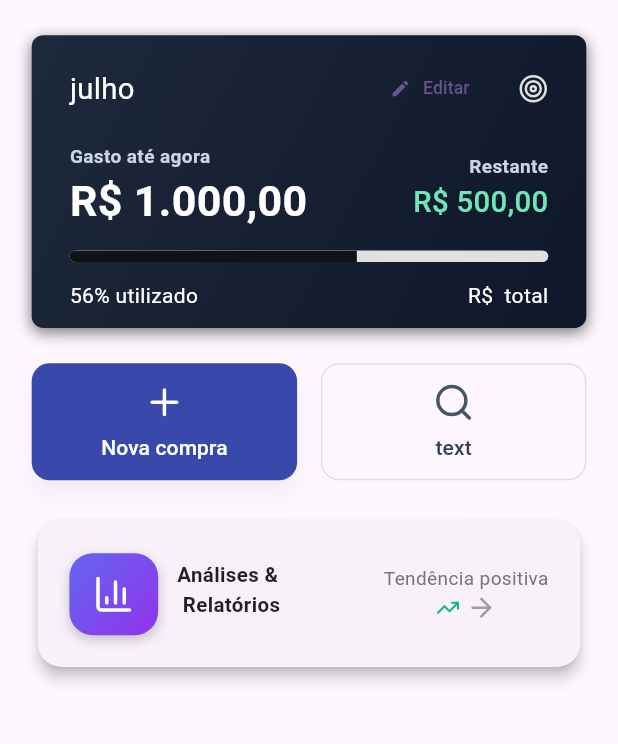
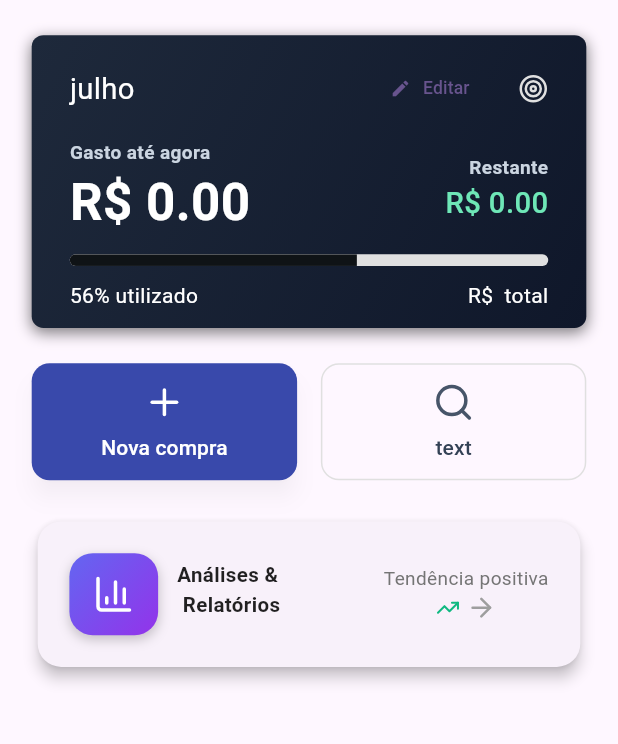
Before and after one commit to douglasdodo1/Kompri, a Flutter app: the screen it shows after launch, after a tap on "Definir orçamento", on a phone screen of 412 x 824 dp, the part 84-828 px from its top. Run offline on Flutter 3.47's test engine with Material 3 defaults, Android fonts, the phone set to English and light mode, and no system bars; our stand-ins replace flutter_bloc, flutter_screenutil, get_it, lucide_icons, shared_preferences.

Commit message:
feat: usar apenas model e entidade, tirar o mock de valorTotal e valor restante

```diff
--- /dev/null
+++ b/frontend/lib/core/utils/diferenca.dart
@@ -0,0 +1,12 @@
+String calcularDiferenca(String? valor1, String? valor2) {
+  if (valor1 == null || valor2 == null || valor1.isEmpty || valor2.isEmpty) {
+    return '0.00';
+  }
+
+  final double v1 = double.tryParse(valor1.replaceAll(',', '.')) ?? 0.0;
+  final double v2 = double.tryParse(valor2.replaceAll(',', '.')) ?? 0.0;
+
+  final double diff = v1 - v2;
+
+  return diff.toStringAsFixed(2);
+}
--- a/frontend/lib/data/compras/dtos/compras_dto.dart
+++ /dev/null
@@ -1,48 +0,0 @@
-import 'package:frontend/data/instituicoes/dtos/instituicao_dto.dart';
-
-class ComprasDTO {
-  int id;
-  String status;
-  double valorTotal;
-  double valorEstimado;
-  int qtdItens;
-  String usuarioCpf;
-  InstituicaoDTO instituicao;
-
-  ComprasDTO({
-    required this.id,
-    required this.status,
-    required this.valorTotal,
-    required this.valorEstimado,
-    required this.qtdItens,
-    required this.usuarioCpf,
-    required this.instituicao,
-  });
-
-  factory ComprasDTO.fromJson(Map<String, dynamic> json) {
-    return ComprasDTO(
-      id: json['id'],
-      status: json['status'],
-      valorTotal: json['valorTotal'],
-      valorEstimado: json['valorEstimado'],
-      qtdItens: json['qtdItens'],
-      usuarioCpf: json['usuarioCpf'],
-      instituicao: InstituicaoDTO.fromJson(json['instituicao']),
-    );
-  }
-
-  Map<String, dynamic> toJson() => <String, dynamic>{
-    'id': id,
-    'status': status,
-    'valorTotal': valorTotal,
-    'valorEstimado': valorEstimado,
-    'qtdItens': qtdItens,
-    'usuarioCpf': usuarioCpf,
-    'instituicao': instituicao.toJson(),
-  };
-
-  @override
-  toString() {
-    return 'ComprasDTO(id: $id, status: $status, valorTotal: $valorTotal, valorEstimado: $valorEstimado, qtdItens: $qtdItens, usuarioCpf: $usuarioCpf, instituicao: $instituicao)';
-  }
-}
--- a/frontend/lib/data/instituicoes/models/instituicao_model.dart
+++ b/frontend/lib/data/instituicoes/models/instituicao_model.dart
@@ -11,6 +11,10 @@ class InstituicaoModel {
     return InstituicaoModel(dto.id, dto.nome);
   }
 
+  factory InstituicaoModel.fromJson(Map<String, dynamic> json) {
+    return InstituicaoModel(json['id'], json['nome']);
+  }
+
   Map<String, dynamic> toJson() => <String, dynamic>{'id': id, 'nome': nome};
 
   InstituicaoEntity toEntity() {
--- a/frontend/lib/domain/compras/entities/compras_entity.dart
+++ b/frontend/lib/domain/compras/entities/compras_entity.dart
@@ -2,9 +2,9 @@ import 'package:frontend/data/compras/models/compras_model.dart';
 import 'package:frontend/domain/instituicoes/entities/instituicao_entity.dart';
 
 class ComprasEntity {
-  final int id;
+  final int? id;
   final String status;
-  final double valorTotal;
+  final String valorTotal;
   final String valorEstimado;
   final int qtdItens;
   final String usuarioCpf;
@@ -22,13 +22,33 @@ class ComprasEntity {
 
   ComprasModel toModel() {
     return ComprasModel(
-      id,
+      id ?? -1,
       status,
-      valorTotal,
-      double.tryParse(valorEstimado) ?? 0.0,
+      double.tryParse(valorTotal) ?? 0.00,
+      double.tryParse(valorEstimado) ?? 0.00,
       qtdItens,
       usuarioCpf,
       instituicao.toModel(),
+    );
+  }
+
+  ComprasEntity copyWith({
+    int? id,
+    String? status,
+    String? valorTotal,
+    String? valorEstimado,
+    int? qtdItens,
+    String? usuarioCpf,
+    InstituicaoEntity? instituicao,
+  }) {
+    return ComprasEntity(
+      id: id ?? this.id,
+      status: status ?? this.status,
+      valorTotal: valorTotal ?? this.valorTotal,
+      valorEstimado: valorEstimado ?? this.valorEstimado,
+      qtdItens: qtdItens ?? this.qtdItens,
+      usuarioCpf: usuarioCpf ?? this.usuarioCpf,
+      instituicao: instituicao ?? this.instituicao,
     );
   }
 
--- a/frontend/lib/domain/compras/repositories/compras_repository.dart
+++ b/frontend/lib/domain/compras/repositories/compras_repository.dart
@@ -1,63 +1,9 @@
-import 'dart:convert';
+import 'package:frontend/domain/compras/entities/compras_entity.dart';
 
-import 'package:frontend/data/compras/dtos/compras_dto.dart';
-import 'package:frontend/data/compras/models/compras_model.dart';
-import 'package:frontend/domain/compras/entities/compras_entity.dart';
-import 'package:frontend/domain/instituicoes/entities/instituicao_entity.dart';
-import 'package:frontend/services/shared_preferences_service.dart';
-
-class ComprasRepository {
-  Future<void> buscarComprasRecentes() async {}
-  Future<void> buscarCompras() async {
-    final prefs = await SharedPreferencesService.getInstance();
-    final value = prefs.getData('valorEstimado') ?? 0;
-    return null;
-  }
-
-  Future<void> criarCompra(ComprasEntity compra) async {
-    final prefs = await SharedPreferencesService.getInstance();
-    ComprasModel comprasModel = compra.toModel();
-    final jsonString = jsonEncode(comprasModel.toJson());
-    await prefs.saveData('compra', jsonString);
-  }
-
-  Future<ComprasEntity> buscarCompraRecente() async {
-    final prefs = await SharedPreferencesService.getInstance();
-    final jsonString = prefs.getData('compra');
-    if (jsonString == null) {
-      return ComprasEntity(
-        id: -1,
-        status: '',
-        valorTotal: 0,
-        valorEstimado: '0',
-        qtdItens: 0,
-        usuarioCpf: '',
-        instituicao: InstituicaoEntity(id: -1, nome: ''),
-      );
-    }
-
-    final jsonMap = jsonDecode(jsonString);
-    final ComprasDTO comprasDTO = ComprasDTO.fromJson(jsonMap);
-    final ComprasModel comprasModel = ComprasModel.fromJDto(comprasDTO);
-    final ComprasEntity compra = comprasModel.toEntity();
-    return compra;
-  }
-
-  Future<void> atualizarValorEstimado(String novoValorEstimado) async {
-    final prefs = await SharedPreferencesService.getInstance();
-
-    dynamic jsonString = prefs.getData('compra');
-    if (jsonString == null) {
-      return;
-    }
-
-    Map<String, dynamic> jsonMap = jsonDecode(jsonString);
-
-    jsonMap['valorEstimado'] = novoValorEstimado;
-
-    final ComprasDTO compraAtualizadaDTO = ComprasDTO.fromJson(jsonMap);
-
-    final updatedJsonString = jsonEncode(compraAtualizadaDTO.toJson());
-    await prefs.saveData('compra', updatedJsonString);
-  }
+abstract class ComprasRepository {
+  Future<void> buscarComprasRecentes();
+  Future<void> buscarCompras();
+  Future<void> criarCompra(ComprasEntity compra);
+  Future<ComprasEntity> buscarCompraRecente();
+  Future<ComprasEntity> atualizarCompra(ComprasEntity compra);
 }
--- a/frontend/lib/main.dart
+++ b/frontend/lib/main.dart
@@ -2,11 +2,12 @@ import 'package:flutter/material.dart';
 import 'package:flutter_screenutil/flutter_screenutil.dart';
 import 'package:frontend/presentation/compras/pages/compras_page.dart';
 import 'package:intl/date_symbol_data_local.dart';
+import 'package:frontend/services/injection_container.dart' as di;
 
 void main() async {
   WidgetsFlutterBinding.ensureInitialized();
   await initializeDateFormatting('pt_BR', null);
-
+  await di.init();
   runApp(const MyApp());
 }
 
--- a/frontend/lib/presentation/compras/bloc/compras_event.dart
+++ b/frontend/lib/presentation/compras/bloc/compras_event.dart
@@ -20,6 +20,11 @@ class AtualizarValorEstimado extends ComprasEvent {
   AtualizarValorEstimado(this.valorEstimado);
 }
 
+class AtualizarCompra extends ComprasEvent {
+  final ComprasEntity compra;
+  AtualizarCompra(this.compra);
+}
+
 class BuscarCompraRecente extends ComprasEvent {
   BuscarCompraRecente();
 }
--- a/frontend/lib/presentation/compras/pages/compras_page.dart
+++ b/frontend/lib/presentation/compras/pages/compras_page.dart
@@ -3,10 +3,10 @@ import 'package:flutter_bloc/flutter_bloc.dart';
 import 'package:flutter_screenutil/flutter_screenutil.dart';
 import 'package:frontend/presentation/compras/bloc/compras_bloc.dart';
 import 'package:frontend/presentation/compras/bloc/compras_event.dart';
-import 'package:frontend/domain/compras/repositories/compras_repository.dart';
 import 'package:frontend/presentation/compras/widgets/analysis_widget.dart';
 import 'package:frontend/presentation/compras/widgets/spent_progress_widget.dart';
 import 'package:frontend/presentation/compras/widgets/welcome_widget.dart';
+import 'package:frontend/services/injection_container.dart';
 import 'package:lucide_icons/lucide_icons.dart';
 
 class ComprasPage extends StatelessWidget {
@@ -15,14 +15,14 @@ class ComprasPage extends StatelessWidget {
   @override
   Widget build(BuildContext context) {
     return BlocProvider(
-      create: (_) => ComprasBloc(ComprasRepository())..add(CarregarCompra()),
+      create: (_) => sl<ComprasBloc>()..add(CarregarCompra()),
       child: const _ComprasView(),
     );
   }
 }
 
 class _ComprasView extends StatefulWidget {
-  const _ComprasView({super.key});
+  const _ComprasView();
 
   @override
   State<_ComprasView> createState() => _ComprasViewState();
--- a/frontend/lib/presentation/compras/widgets/spent_progress_widget.dart
+++ b/frontend/lib/presentation/compras/widgets/spent_progress_widget.dart
@@ -1,14 +1,13 @@
-import 'dart:ui'; // Para FontFeature
 import 'package:flutter/material.dart';
 import 'package:flutter/services.dart';
 import 'package:flutter_bloc/flutter_bloc.dart';
 import 'package:flutter_screenutil/flutter_screenutil.dart';
+import 'package:frontend/core/utils/diferenca.dart';
 import 'package:frontend/domain/compras/entities/compras_entity.dart';
 import 'package:frontend/presentation/compras/bloc/compras_bloc.dart';
 import 'package:frontend/presentation/compras/bloc/compras_event.dart';
 import 'package:frontend/presentation/compras/bloc/compras_state.dart';
 import 'package:frontend/core/utils/format_to_cash.dart';
-import 'package:frontend/core/utils/set_spents.dart';
 import 'package:lucide_icons/lucide_icons.dart';
 import 'package:intl/intl.dart';
 
@@ -21,6 +20,7 @@ class SpentProgressWidget extends StatefulWidget {
 
 class _SpentProgressWidgetState extends State<SpentProgressWidget> {
   final TextEditingController _controller = TextEditingController();
+
   bool isEditing = false;
 
   @override
@@ -57,10 +57,8 @@ class _SpentProgressWidgetState extends State<SpentProgressWidget> {
         }
       },
       builder: (context, state) {
-        final compra = state.compra;
-        final valorEstimado = compra?.valorEstimado ?? '0.00';
-
-        print('Valor Estimado: $valorEstimado');
+        final ComprasEntity? compra = state.compra;
+        final String valorEstimado = compra?.valorEstimado ?? '0.00';
 
         return GestureDetector(
           onTapDown: (_) => FocusScope.of(context).unfocus(),
@@ -80,7 +78,7 @@ class _SpentProgressWidgetState extends State<SpentProgressWidget> {
                 ),
                 boxShadow: [
                   BoxShadow(
-                    color: Colors.black.withOpacity(0.5),
+                    color: Colors.black.withValues(alpha: 0.5),
                     blurRadius: 8.r,
                     offset: const Offset(0, 3),
                   ),
@@ -90,7 +88,6 @@ class _SpentProgressWidgetState extends State<SpentProgressWidget> {
               child: Column(
                 mainAxisAlignment: MainAxisAlignment.spaceBetween,
                 children: [
-                  // Cabeçalho com mês e botão de editar
                   Row(
                     mainAxisAlignment: MainAxisAlignment.spaceBetween,
                     children: [
@@ -124,7 +121,6 @@ class _SpentProgressWidgetState extends State<SpentProgressWidget> {
                     ],
                   ),
 
-                  // Valores de gasto e restante (fixos no exemplo)
                   Row(
                     mainAxisAlignment: MainAxisAlignment.spaceBetween,
                     children: [
@@ -141,17 +137,15 @@ class _SpentProgressWidgetState extends State<SpentProgressWidget> {
                           ),
                           SizedBox(
                             width: 150.w,
-                            child: FittedBox(
                             child: Text(
-                                'R\$ 1.000,00',
+                              'R\$ ${compra?.valorTotal ?? '0.000'}',
                               style: TextStyle(
-                                  fontSize: 32.sp,
+                                fontSize: 35.sp,
                                 color: Colors.white,
                                 fontWeight: FontWeight.w600,
                                 fontFeatures: const [
                                   FontFeature.tabularFigures(),
                                 ],
-                                ),
                               ),
                             ),
                           ),
@@ -169,7 +163,7 @@ class _SpentProgressWidgetState extends State<SpentProgressWidget> {
                             ),
                           ),
                           Text(
-                            'R\$ 500,00',
+                            'R\$ ${calcularDiferenca(compra?.valorTotal, compra?.valorEstimado)}',
                             style: TextStyle(
                               fontSize: 20.sp,
                               color: const Color(0xFF6EE7B7),
@@ -184,7 +178,6 @@ class _SpentProgressWidgetState extends State<SpentProgressWidget> {
                     ],
                   ),
 
-                  // Barra de progresso
                   Container(
                     height: 8.h,
                     decoration: BoxDecoration(
@@ -203,7 +196,6 @@ class _SpentProgressWidgetState extends State<SpentProgressWidget> {
                     ),
                   ),
 
-                  // Linha final: exibe texto ou TextField para editar estimativa
                   Row(
                     mainAxisAlignment: MainAxisAlignment.spaceBetween,
                     children: [
@@ -240,14 +232,15 @@ class _SpentProgressWidgetState extends State<SpentProgressWidget> {
                               ),
                             ),
                             onSubmitted: (value) {
-                              final novo =
-                                  double.tryParse(
-                                    value.replaceAll(RegExp(r'[^0-9]'), ''),
-                                  ) ??
-                                  0.0;
+                              final novaCompra = compra?.copyWith(
+                                valorEstimado: value,
+                              );
+
+                              if (novaCompra != null) {
                                 context.read<ComprasBloc>().add(
-                                AtualizarValorEstimado(novo as String),
+                                  AtualizarCompra(novaCompra),
                                 );
+                              }
                               _toggleEdit(valorEstimado);
                             },
                           ),
--- a/frontend/lib/presentation/compras/widgets/welcome_widget.dart
+++ b/frontend/lib/presentation/compras/widgets/welcome_widget.dart
@@ -3,7 +3,6 @@ import 'package:flutter/services.dart';
 import 'package:flutter_bloc/flutter_bloc.dart';
 import 'package:flutter_screenutil/flutter_screenutil.dart';
 import 'package:frontend/core/utils/format_to_cash.dart';
-import 'package:frontend/core/utils/set_spents.dart';
 import 'package:frontend/domain/compras/entities/compras_entity.dart';
 import 'package:frontend/domain/instituicoes/entities/instituicao_entity.dart';
 import 'package:frontend/presentation/compras/bloc/compras_bloc.dart';
@@ -43,7 +42,7 @@ class WelcomeWidgetState extends State<WelcomeWidget> {
         ),
       ),
       content: SizedBox(
-        height: 200.h,
+        height: 170.h,
         child: Column(
           mainAxisAlignment: MainAxisAlignment.spaceBetween,
           children: [
@@ -59,7 +58,6 @@ class WelcomeWidgetState extends State<WelcomeWidget> {
               style: TextStyle(color: Color(0xFF64748B)),
             ),
 
-            SizedBox(height: 17.h),
             Align(
               alignment: Alignment.center,
               child: Text("Orçamento para $mes de ${DateTime.now().year}"),
@@ -99,7 +97,7 @@ class WelcomeWidgetState extends State<WelcomeWidget> {
                 final compra = ComprasEntity(
                   id: 0,
                   status: "aberta",
-                  valorTotal: 0,
+                  valorTotal: "0.00",
                   valorEstimado: valorEstimado,
                   qtdItens: 0,
                   usuarioCpf: "12345678900",
--- /dev/null
+++ b/frontend/lib/services/injection_container.dart
@@ -0,0 +1,11 @@
+import 'package:frontend/data/compras/repository/compras_repository_impl.dart';
+import 'package:frontend/presentation/compras/bloc/compras_bloc.dart';
+import 'package:get_it/get_it.dart';
+import 'package:frontend/domain/compras/repositories/compras_repository.dart';
+
+final sl = GetIt.instance;
+
+Future<void> init() async {
+  sl.registerLazySingleton<ComprasRepository>(() => ComprasRepositoryImpl());
+  sl.registerFactory(() => ComprasBloc(sl()));
+}
--- a/frontend/pubspec.yaml
+++ b/frontend/pubspec.yaml
@@ -14,6 +14,7 @@ dependencies:
   shared_preferences: ^2.5.3
   auto_size_text: ^3.0.0
   flutter_bloc: ^9.1.1
+  get_it: ^8.0.3
 
 
 dev_dependencies:
```
Also changed, not shown: frontend/lib/data/compras/models/compras_model.dart (+10 -11 lines), frontend/lib/data/compras/repository/compras_repository_impl.dart (added, +67 -0 lines), frontend/lib/presentation/compras/bloc/compras_bloc.dart (+8 -5 lines), frontend/pubspec.lock. Lines whose indentation alone changed are shown as unchanged.
